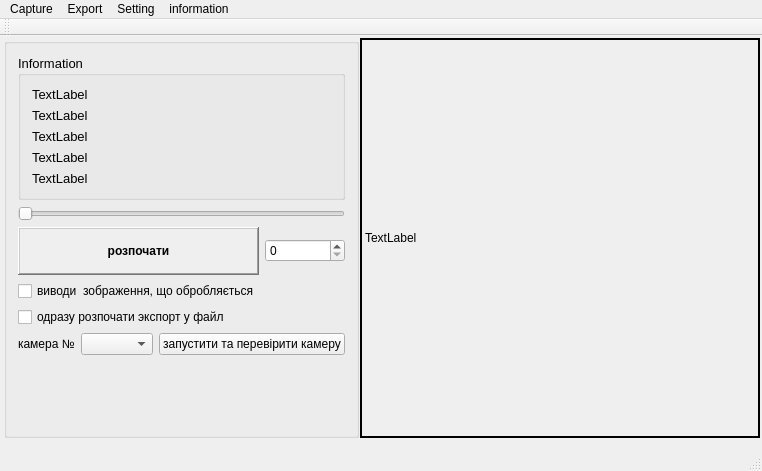
The window that AnalyzerFoam/mainwindow.ui (alishkaLala/good) describes before a commit, drawn with Qt 5.
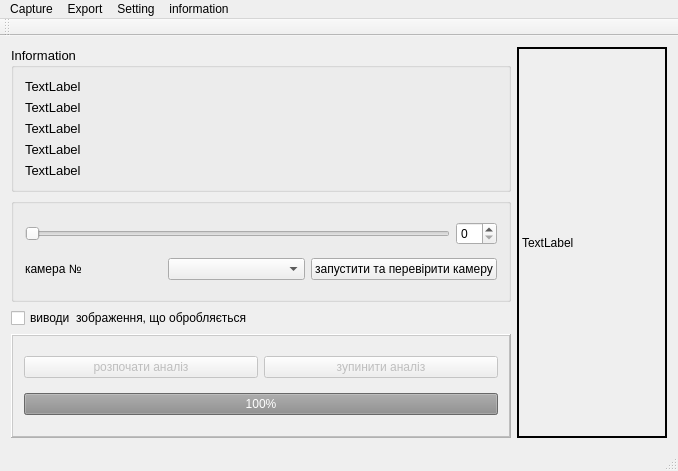
The same window after the commit.

```diff
--- a/AnalyzerFoam/mainwindow.ui
+++ b/AnalyzerFoam/mainwindow.ui
@@ -6,41 +6,100 @@
    <rect>
     <x>0</x>
     <y>0</y>
-    <width>735</width>
-    <height>464</height>
+    <width>678</width>
+    <height>471</height>
    </rect>
   </property>
   <property name="windowTitle">
    <string>MainWindow</string>
   </property>
   <widget class="QWidget" name="centralWidget">
-   <layout class="QGridLayout" name="gridLayout_2" rowstretch="0" columnstretch="0,0,0">
-    <property name="sizeConstraint">
-     <enum>QLayout::SetMinAndMaxSize</enum>
-    </property>
-    <property name="leftMargin">
-     <number>4</number>
-    </property>
-    <property name="topMargin">
-     <number>2</number>
-    </property>
-    <property name="rightMargin">
-     <number>2</number>
-    </property>
-    <property name="spacing">
-     <number>1</number>
-    </property>
-    <item row="0" column="2">
+   <layout class="QGridLayout" name="gridLayout_4">
+    <item row="0" column="0">
+     <widget class="QGroupBox" name="groupBox">
+      <property name="font">
+       <font>
+        <pointsize>10</pointsize>
+       </font>
+      </property>
+      <property name="title">
+       <string>Information</string>
+      </property>
+      <layout class="QGridLayout" name="gridLayout">
+       <item row="0" column="0">
+        <widget class="QLabel" name="label">
+         <property name="font">
+          <font>
+           <pointsize>10</pointsize>
+          </font>
+         </property>
+         <property name="text">
+          <string>TextLabel</string>
+         </property>
+        </widget>
+       </item>
+       <item row="1" column="0">
+        <widget class="QLabel" name="label_2">
+         <property name="font">
+          <font>
+           <pointsize>10</pointsize>
+          </font>
+         </property>
+         <property name="text">
+          <string>TextLabel</string>
+         </property>
+        </widget>
+       </item>
+       <item row="2" column="0">
+        <widget class="QLabel" name="label_4">
+         <property name="font">
+          <font>
+           <pointsize>10</pointsize>
+          </font>
+         </property>
+         <property name="text">
+          <string>TextLabel</string>
+         </property>
+        </widget>
+       </item>
+       <item row="5" column="0">
+        <widget class="QLabel" name="label_3">
+         <property name="font">
+          <font>
+           <pointsize>10</pointsize>
+          </font>
+         </property>
+         <property name="text">
+          <string>TextLabel</string>
+         </property>
+        </widget>
+       </item>
+       <item row="4" column="0">
+        <widget class="QLabel" name="label_5">
+         <property name="font">
+          <font>
+           <pointsize>10</pointsize>
+          </font>
+         </property>
+         <property name="text">
+          <string>TextLabel</string>
+         </property>
+        </widget>
+       </item>
+      </layout>
+     </widget>
+    </item>
+    <item row="0" column="1" rowspan="4">
      <widget class="QLabel" name="capturePicture">
       <property name="minimumSize">
        <size>
-        <width>400</width>
-        <height>400</height>
+        <width>0</width>
+        <height>0</height>
        </size>
       </property>
       <property name="maximumSize">
        <size>
-        <width>2000</width>
+        <width>16777215</width>
         <height>16777215</height>
        </size>
       </property>
@@ -55,7 +114,7 @@
       </property>
      </widget>
     </item>
-    <item row="0" column="1">
+    <item row="1" column="0">
      <widget class="QGroupBox" name="groupBox_2">
       <property name="maximumSize">
        <size>
@@ -66,150 +125,17 @@
       <property name="title">
        <string/>
       </property>
-      <layout class="QVBoxLayout" name="verticalLayout">
-       <item>
-        <widget class="QGroupBox" name="groupBox">
-         <property name="font">
-          <font>
-           <pointsize>10</pointsize>
-          </font>
-         </property>
-         <property name="title">
-          <string>Information</string>
-         </property>
-         <layout class="QGridLayout" name="gridLayout">
-          <item row="0" column="0">
-           <widget class="QLabel" name="label">
-            <property name="font">
-             <font>
-              <pointsize>10</pointsize>
-             </font>
-            </property>
-            <property name="text">
-             <string>TextLabel</string>
-            </property>
-           </widget>
-          </item>
-          <item row="1" column="0">
-           <widget class="QLabel" name="label_2">
-            <property name="font">
-             <font>
-              <pointsize>10</pointsize>
-             </font>
-            </property>
-            <property name="text">
-             <string>TextLabel</string>
-            </property>
-           </widget>
-          </item>
-          <item row="2" column="0">
-           <widget class="QLabel" name="label_4">
-            <property name="font">
-             <font>
-              <pointsize>10</pointsize>
-             </font>
-            </property>
-            <property name="text">
-             <string>TextLabel</string>
-            </property>
-           </widget>
-          </item>
-          <item row="3" column="0">
-           <widget class="QLabel" name="label_5">
-            <property name="font">
-             <font>
-              <pointsize>10</pointsize>
-             </font>
-            </property>
-            <property name="text">
-             <string>TextLabel</string>
-            </property>
-           </widget>
-          </item>
-          <item row="4" column="0">
-           <widget class="QLabel" name="label_3">
-            <property name="font">
-             <font>
-              <pointsize>10</pointsize>
-             </font>
-            </property>
-            <property name="text">
-             <string>TextLabel</string>
-            </property>
-           </widget>
-          </item>
-         </layout>
-        </widget>
-       </item>
-       <item>
-        <widget class="QSlider" name="horizontalSlider">
-         <property name="orientation">
-          <enum>Qt::Horizontal</enum>
-         </property>
-        </widget>
-       </item>
-       <item>
+      <property name="flat">
+       <bool>false</bool>
+      </property>
+      <layout class="QGridLayout" name="gridLayout_3">
+       <item row="2" column="0">
         <layout class="QHBoxLayout" name="horizontalLayout_2">
          <item>
-          <widget class="QFrame" name="frame">
-           <property name="autoFillBackground">
-            <bool>true</bool>
+          <widget class="QSlider" name="horizontalSlider">
+           <property name="orientation">
+            <enum>Qt::Horizontal</enum>
            </property>
-           <property name="inputMethodHints">
-            <set>Qt::ImhUrlCharactersOnly</set>
-           </property>
-           <property name="frameShape">
-            <enum>QFrame::WinPanel</enum>
-           </property>
-           <property name="frameShadow">
-            <enum>QFrame::Raised</enum>
-           </property>
-           <property name="lineWidth">
-            <number>3</number>
-           </property>
-           <property name="midLineWidth">
-            <number>3</number>
-           </property>
-           <layout class="QHBoxLayout" name="horizontalLayout">
-            <item>
-             <widget class="QPushButton" name="startCalculation">
-              <property name="font">
-               <font>
-                <weight>75</weight>
-                <bold>true</bold>
-                <stylestrategy>PreferAntialias</stylestrategy>
-               </font>
-              </property>
-              <property name="cursor">
-               <cursorShape>PointingHandCursor</cursorShape>
-              </property>
-              <property name="text">
-               <string>розпочати</string>
-              </property>
-              <property name="checkable">
-               <bool>true</bool>
-              </property>
-              <property name="checked">
-               <bool>false</bool>
-              </property>
-              <property name="autoRepeat">
-               <bool>false</bool>
-              </property>
-              <property name="autoExclusive">
-               <bool>false</bool>
-              </property>
-              <property name="autoDefault">
-               <bool>false</bool>
-              </property>
-              <property name="default">
-               <bool>false</bool>
-              </property>
-              <property name="flat">
-               <bool>true</bool>
-              </property>
-             </widget>
-            </item>
-           </layout>
           </widget>
          </item>
          <item>
@@ -224,21 +150,7 @@
          </item>
         </layout>
        </item>
-       <item>
-        <widget class="QCheckBox" name="processingImageShow">
-         <property name="text">
-          <string>виводи  зображення, що обробляється</string>
-         </property>
-        </widget>
-       </item>
-       <item>
-        <widget class="QCheckBox" name="checkBox">
-         <property name="text">
-          <string>одразу розпочати экспорт у файл</string>
-         </property>
-        </widget>
-       </item>
-       <item>
+       <item row="3" column="0">
         <layout class="QHBoxLayout" name="horizontalLayout_3">
          <item>
           <widget class="QLabel" name="label_6">
@@ -259,18 +171,48 @@
          </item>
         </layout>
        </item>
-       <item>
-        <spacer name="verticalSpacer">
-         <property name="orientation">
-          <enum>Qt::Vertical</enum>
+      </layout>
+     </widget>
+    </item>
+    <item row="2" column="0">
+     <widget class="QCheckBox" name="processingImageShow">
+      <property name="text">
+       <string>виводи  зображення, що обробляється</string>
+      </property>
+     </widget>
+    </item>
+    <item row="3" column="0">
+     <widget class="QFrame" name="frame">
+      <property name="enabled">
+       <bool>false</bool>
+      </property>
+      <property name="frameShape">
+       <enum>QFrame::WinPanel</enum>
+      </property>
+      <property name="frameShadow">
+       <enum>QFrame::Raised</enum>
+      </property>
+      <layout class="QGridLayout" name="gridLayout_2">
+       <item row="0" column="1">
+        <widget class="QPushButton" name="buttonAnalizStop">
+         <property name="text">
+          <string>зупинити аналіз</string>
          </property>
-         <property name="sizeHint" stdset="0">
-          <size>
-           <width>20</width>
-           <height>40</height>
-          </size>
+        </widget>
+       </item>
+       <item row="1" column="0" colspan="2">
+        <widget class="QProgressBar" name="progressBar">
+         <property name="value">
+          <number>100</number>
          </property>
-        </spacer>
+        </widget>
+       </item>
+       <item row="0" column="0">
+        <widget class="QPushButton" name="buttonAnalizStart">
+         <property name="text">
+          <string>розпочати аналіз</string>
+         </property>
+        </widget>
        </item>
       </layout>
      </widget>
@@ -282,7 +224,7 @@
     <rect>
      <x>0</x>
      <y>0</y>
-     <width>735</width>
+     <width>678</width>
      <height>21</height>
     </rect>
    </property>
```
Left out of the diff: 2 changed lines with no effect on the pictures.
